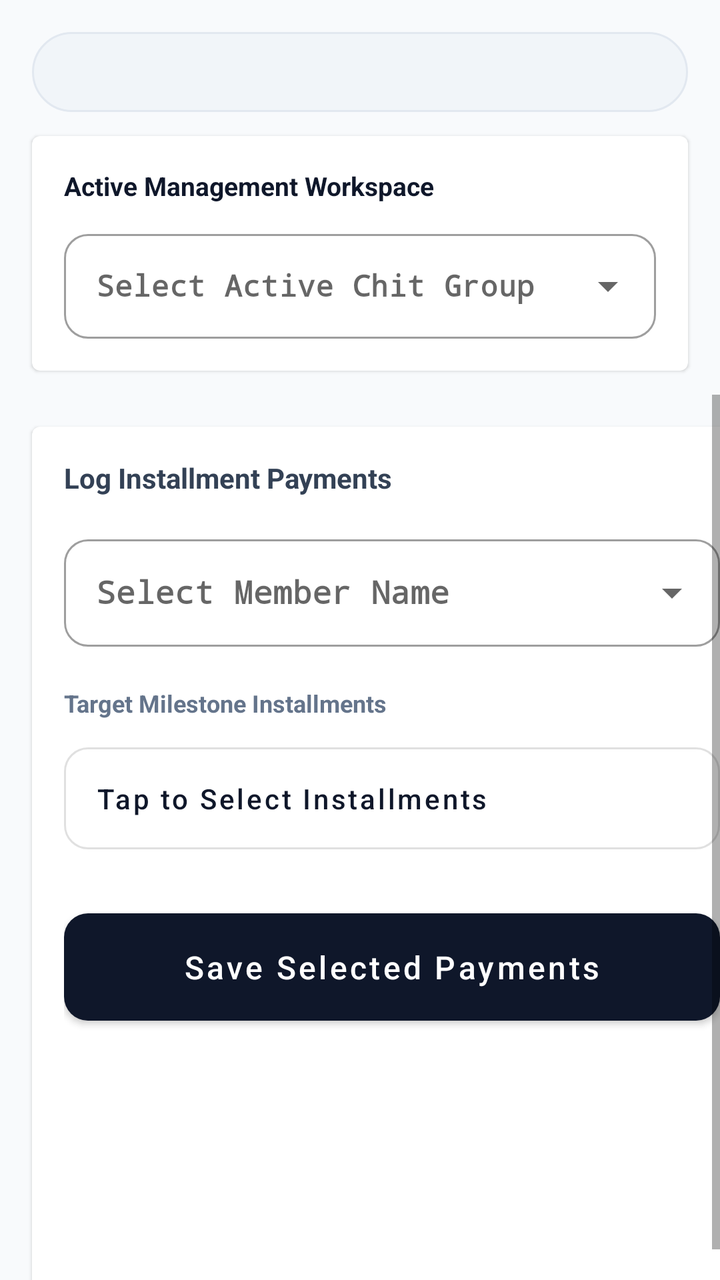
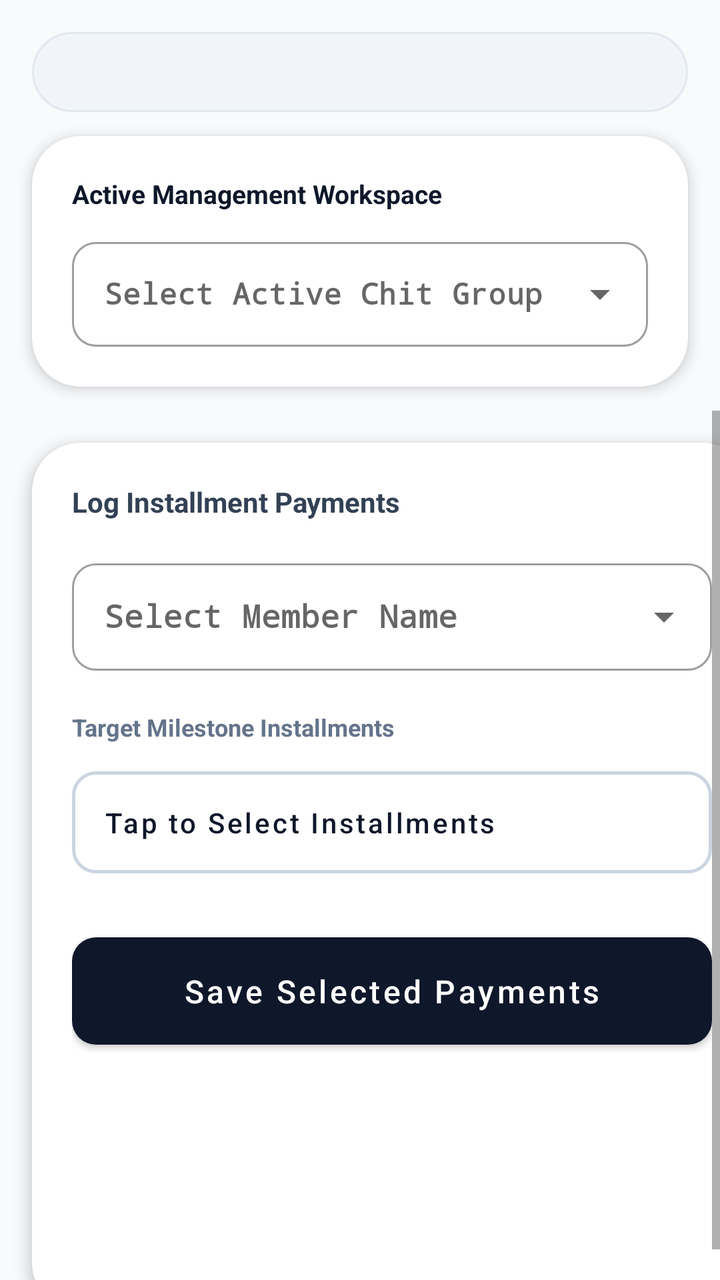

Before-and-after screenshots of an Android layout around one commit, followed by the original layout XML and the change that was made.
<!-- AndroidManifest.xml: application theme Theme.ChitFundManager -->
<!-- res/layout/activity_main.xml -->
<?xml version="1.0" encoding="utf-8"?>
<LinearLayout xmlns:android="http://schemas.android.com/apk/res/android"
    xmlns:app="http://app.android.com/apk/res-auto"
    android:layout_width="match_parent"
    android:layout_height="match_parent"
    android:background="#F8FAFC"
    android:orientation="vertical">

    
    <com.google.android.material.tabs.TabLayout
        android:id="@+id/premiumTabLayout"
        android:layout_width="match_parent"
        android:layout_height="40dp"
        android:layout_marginStart="16dp"
        android:layout_marginEnd="16dp"
        android:layout_marginTop="16dp"
        android:layout_marginBottom="12dp"
        android:background="@drawable/tab_background_pill"
        app:tabBackground="@android:color/transparent"
        app:tabIndicator="@drawable/tab_indicator_pill"
        app:tabIndicatorColor="#0F172A"
        app:tabIndicatorGravity="stretch"
        app:tabIndicatorHeight="40dp"
        app:tabMode="fixed"
        app:tabGravity="fill"
        app:tabSelectedTextColor="#FFFFFF"
        app:tabTextColor="#475569"
        app:tabTextAppearance="@style/PremiumTabTextStyle"
        app:tabRippleColor="@android:color/transparent"/>

    
    <com.google.android.material.card.MaterialCardView
        android:layout_width="match_parent"
        android:layout_height="wrap_content"
        android:layout_marginStart="16dp"
        android:layout_marginEnd="16dp"
        android:layout_marginBottom="12dp"
        app:cardCornerRadius="24dp"
        app:cardElevation="3dp"
        app:strokeWidth="0dp">

        <LinearLayout
            android:layout_width="match_parent"
            android:layout_height="wrap_content"
            android:orientation="vertical"
            android:padding="16dp">

            <TextView
                android:layout_width="wrap_content"
                android:layout_height="wrap_content"
                android:text="Active Management Workspace"
                android:textColor="#0F172A"
                android:textSize="13sp"
                android:textStyle="bold"
                android:layout_marginBottom="10dp" />

            <com.google.android.material.textfield.TextInputLayout
                style="@style/Widget.MaterialComponents.TextInputLayout.OutlinedBox.ExposedDropdownMenu"
                android:layout_width="match_parent"
                android:layout_height="wrap_content"
                android:hint="Select Active Chit Group">

                <AutoCompleteTextView
                    android:id="@+id/spChitSelector"
                    android:layout_width="match_parent"
                    android:layout_height="wrap_content"
                    android:inputType="none"
                    android:padding="16dp"
                    android:textSize="15sp"
                    android:fontFamily="monospace"
                    android:textStyle="bold"
                    android:textColor="#0F172A"
                    android:popupBackground="@drawable/dropdown_popup_bg" />
            </com.google.android.material.textfield.TextInputLayout>
        </LinearLayout>
    </com.google.android.material.card.MaterialCardView>

    
    <FrameLayout
        android:layout_width="match_parent"
        android:layout_height="match_parent">

        
        <ScrollView
            android:id="@+id/tabContainerCollect"
            android:layout_width="match_parent"
            android:layout_height="match_parent"
            android:fillViewport="true"
            android:visibility="visible">

            <com.google.android.material.card.MaterialCardView
                android:id="@+id/llFormContainer"
                android:layout_width="match_parent"
                android:layout_height="wrap_content"
                android:layout_margin="16dp"
                app:cardCornerRadius="24dp"
                app:cardElevation="3dp"
                app:strokeWidth="0dp">

                <LinearLayout
                    android:layout_width="match_parent"
                    android:layout_height="wrap_content"
                    android:orientation="vertical"
                    android:padding="16dp">

                    <TextView
                        android:layout_width="wrap_content"
                        android:layout_height="wrap_content"
                        android:text="Log Installment Payments"
                        android:textColor="#334155"
                        android:textSize="14sp"
                        android:textStyle="bold"
                        android:layout_marginBottom="16dp" />

                    <com.google.android.material.textfield.TextInputLayout
                        style="@style/Widget.MaterialComponents.TextInputLayout.OutlinedBox.ExposedDropdownMenu"
                        android:layout_width="match_parent"
                        android:layout_height="wrap_content"
                        android:layout_marginBottom="20dp"
                        android:hint="Select Member Name">

                        <AutoCompleteTextView
                            android:id="@+id/spMembers"
                            android:layout_width="match_parent"
                            android:layout_height="wrap_content"
                            android:inputType="none"
                            android:padding="16dp"
                            android:fontFamily="monospace"
                            android:textStyle="bold"
                            android:textColor="#0F172A"
                            android:popupBackground="@drawable/dropdown_popup_bg" />
                    </com.google.android.material.textfield.TextInputLayout>

                    <TextView
                        android:layout_width="wrap_content"
                        android:layout_height="wrap_content"
                        android:text="Target Milestone Installments"
                        android:textColor="#64748B"
                        android:textSize="12sp"
                        android:textStyle="bold"
                        android:layout_marginBottom="8dp" />

                    <com.google.android.material.button.MaterialButton
                        android:id="@+id/btnSelectInstallments"
                        style="@style/Widget.MaterialComponents.Button.OutlinedButton"
                        android:layout_width="match_parent"
                        android:layout_height="wrap_content"
                        android:layout_marginBottom="20dp"
                        android:text="Tap to Select Installments"
                        android:textColor="#0F172A"
                        android:gravity="start|center_vertical"
                        android:padding="16dp"
                        android:textAllCaps="false"
                        app:strokeColor="#CBD5E1"
                        app:strokeWidth="1.5dp"
                        app:cornerRadius="10dp" />

                    <com.google.android.material.button.MaterialButton
                        android:id="@+id/btnAddInstallment"
                        android:layout_width="match_parent"
                        android:layout_height="wrap_content"
                        android:text="Save Selected Payments"
                        android:textAllCaps="false"
                        android:textSize="16sp"
                        android:padding="16dp"
                        app:backgroundTint="#0F172A"
                        app:cornerRadius="10dp" />
                </LinearLayout>
            </com.google.android.material.card.MaterialCardView>
        </ScrollView>

        
        <ScrollView
            android:id="@+id/tabContainerMatrix"
            android:layout_width="match_parent"
            android:layout_height="match_parent"
            android:fillViewport="true"
            android:visibility="gone">

            <com.google.android.material.card.MaterialCardView
                android:layout_width="match_parent"
                android:layout_height="wrap_content"
                android:layout_margin="16dp"
                app:cardCornerRadius="24dp"
                app:cardElevation="3dp"
                app:strokeWidth="0dp">

                <LinearLayout
                    android:layout_width="match_parent"
                    android:layout_height="wrap_content"
                    android:orientation="vertical"
                    android:padding="16dp">

                    <TextView
                        android:id="@+id/tvFundTitle"
                        android:layout_width="match_parent"
                        android:layout_height="wrap_content"
                        android:textSize="18sp"
                        android:fontFamily="monospace"
                        android:textStyle="bold"
                        android:textColor="#0F172A"
                        android:layout_marginBottom="12dp" />

                    <com.google.android.material.button.MaterialButton
                        android:id="@+id/btnToggleMatrixOrientation"
                        style="@style/Widget.MaterialComponents.Button.OutlinedButton"
                        android:layout_width="wrap_content"
                        android:layout_height="wrap_content"
                        android:layout_marginBottom="18dp"
                        android:text="View Vertically (Scroll Down)"
                        android:textAllCaps="false"
                        android:textColor="#0F172A"
                        android:textSize="13sp"
                        app:strokeColor="#CBD5E1"
                        app:strokeWidth="1.5dp"
                        app:cornerRadius="20dp"
                        app:icon="@android:drawable/ic_menu_sort_by_size"
                        app:iconTint="#0F172A" />

                    <HorizontalScrollView
                        android:layout_width="match_parent"
                        android:layout_height="wrap_content">
                        <TableLayout
                            android:id="@+id/tlFundTable"
                            android:layout_width="wrap_content"
                            android:layout_height="wrap_content"
                            android:stretchColumns="*" />
                    </HorizontalScrollView>
                </LinearLayout>
            </com.google.android.material.card.MaterialCardView>
        </ScrollView>

        
        <ScrollView
            android:id="@+id/tabContainerLedger"
            android:layout_width="match_parent"
            android:layout_height="match_parent"
            android:fillViewport="true"
            android:visibility="gone">

            <com.google.android.material.card.MaterialCardView
                android:layout_width="match_parent"
                android:layout_height="wrap_content"
                android:layout_margin="16dp"
                app:cardCornerRadius="24dp"
                app:cardElevation="3dp"
                app:strokeWidth="0dp">

                <LinearLayout
                    android:layout_width="match_parent"
                    android:layout_height="wrap_content"
                    android:orientation="vertical"
                    android:padding="16dp">

                    <TextView
                        android:layout_width="wrap_content"
                        android:layout_height="wrap_content"
                        android:text="Transaction History Ledger"
                        android:textSize="18sp"
                        android:textStyle="bold"
                        android:textColor="#0F172A"
                        android:layout_marginBottom="14dp"/>

                    <com.google.android.material.textfield.TextInputLayout
                        style="@style/Widget.MaterialComponents.TextInputLayout.OutlinedBox.ExposedDropdownMenu"
                        android:layout_width="match_parent"
                        android:layout_height="wrap_content"
                        android:layout_marginBottom="16dp"
                        android:hint="Filter Ledger by Group">

                        <AutoCompleteTextView
                            android:id="@+id/spHistoryFilter"
                            android:layout_width="match_parent"
                            android:layout_height="wrap_content"
                            android:inputType="none"
                            android:padding="16dp"
                            android:fontFamily="monospace"
                            android:textStyle="bold"
                            android:textColor="#0F172A"
                            android:popupBackground="@drawable/dropdown_popup_bg" />
                    </com.google.android.material.textfield.TextInputLayout>

                    <TextView
                        android:id="@+id/tvHistorySummary"
                        android:layout_width="match_parent"
                        android:layout_height="wrap_content"
                        android:background="#F8FAFC"
                        android:padding="14dp"
                        android:textColor="#334155"
                        android:textStyle="bold"
                        android:textSize="13sp"
                        android:layout_marginBottom="18dp"/>

                    <HorizontalScrollView
                        android:layout_width="match_parent"
                        android:layout_height="wrap_content">
                        <TableLayout
                            android:id="@+id/tlHistoryTable"
                            android:layout_width="wrap_content"
                            android:layout_height="wrap_content"
                            android:stretchColumns="*" />
                    </HorizontalScrollView>
                </LinearLayout>
            </com.google.android.material.card.MaterialCardView>
        </ScrollView>

        
        <ScrollView
            android:id="@+id/tabContainerAdvances"
            android:layout_width="match_parent"
            android:layout_height="match_parent"
            android:fillViewport="true"
            android:visibility="gone">

            <com.google.android.material.card.MaterialCardView
                android:layout_width="match_parent"
                android:layout_height="wrap_content"
                android:layout_margin="16dp"
                app:cardCornerRadius="24dp"
                app:cardElevation="3dp"
                app:strokeWidth="0dp">

                <LinearLayout
                    android:layout_width="match_parent"
                    android:layout_height="wrap_content"
                    android:orientation="vertical"
                    android:padding="16dp">

                    <TextView
                        android:layout_width="wrap_content"
                        android:layout_height="wrap_content"
                        android:text="Recorded Member Advances"
                        android:textSize="18sp"
                        android:textStyle="bold"
                        android:textColor="#0F172A"
                        android:layout_marginBottom="14dp"/>

                    <HorizontalScrollView
                        android:layout_width="match_parent"
                        android:layout_height="wrap_content">
                        <TableLayout
                            android:id="@+id/tlAdvancesTable"
                            android:layout_width="wrap_content"
                            android:layout_height="wrap_content"
                            android:stretchColumns="*" />
                    </HorizontalScrollView>
                </LinearLayout>
            </com.google.android.material.card.MaterialCardView>
        </ScrollView>
    </FrameLayout>
</LinearLayout>
<!-- resources referenced by this layout -->
<resources>
  <!-- drawable dropdown_popup_bg (drawable) -->
  <?xml version="1.0" encoding="utf-8"?>
  <shape xmlns:android="http://schemas.android.com/apk/res/android"
      android:shape="rectangle">
      <solid android:color="#FFFFFF" />
      <corners android:radius="12dp" />
      <stroke android:width="1dp" android:color="#E0E0E0" />
  </shape>
  <!-- drawable tab_background_pill (drawable) -->
  <?xml version="1.0" encoding="utf-8"?>
  <shape xmlns:android="http://schemas.android.com/apk/res/android"
      android:shape="rectangle">
      <solid android:color="#F1F5F9" />
      <corners android:radius="24dp" />
      <stroke android:width="1dp" android:color="#E2E8F0" />
  </shape>
  <!-- drawable tab_indicator_pill (drawable) -->
  <?xml version="1.0" encoding="utf-8"?>
  <shape xmlns:android="http://schemas.android.com/apk/res/android"
      android:shape="rectangle">
      <solid android:color="#0F172A" />
      <corners android:radius="24dp" />
  </shape>
  <style name="PremiumTabTextStyle" parent="TextAppearance.Design.Tab">
          
          <item name="android:textSize">12sp</item>
          <item name="android:textStyle">bold</item>
          <item name="android:textAllCaps">false</item>
      </style>
  <style name="Theme.ChitFundManager" parent="Theme.MaterialComponents.Light.DarkActionBar">
          <item name="colorPrimary">#0F172A</item>
          <item name="colorPrimaryDark">#020617</item>
          <item name="colorAccent">#10B981</item>
          
          <item name="android:windowBackground">#F8FAFC</item>
          <item name="cardBackgroundColor">#FFFFFF</item>
  
          <item name="materialAlertDialogTheme">@style/PremiumRoundedAlertDialogTheme</item>
          <item name="shapeAppearanceSmallComponent">@style/PremiumRoundedComponentsSmall</item>
      </style>
  <style name="PremiumRoundedAlertDialogTheme" parent="Theme.MaterialComponents.Light.Dialog.Alert">
          <item name="shapeAppearanceOverlay">@style/PremiumAlertDialogShape</item>
          <item name="backgroundTint">#FFFFFF</item>
      </style>
  <style name="PremiumRoundedComponentsSmall" parent="ShapeAppearance.MaterialComponents.SmallComponent">
          <item name="cornerSize">12dp</item>
      </style>
  <style name="PremiumAlertDialogShape" parent="ShapeAppearance.MaterialComponents.MediumComponent">
          <item name="cornerSize">16dp</item>
      </style>
</resources>

<!-- the commit's change to res/layout/activity_main.xml (unified diff, before → after) -->
@@ -1,12 +1,11 @@
 <?xml version="1.0" encoding="utf-8"?>
 <LinearLayout xmlns:android="http://schemas.android.com/apk/res/android"
-    xmlns:app="http://app.android.com/apk/res-auto"
+    xmlns:app="http://schemas.android.com/apk/res-auto"
     android:layout_width="match_parent"
     android:layout_height="match_parent"
     android:background="#F8FAFC"
     android:orientation="vertical">
 
-    
     <com.google.android.material.tabs.TabLayout
         android:id="@+id/premiumTabLayout"
         android:layout_width="match_parent"
@@ -28,7 +27,6 @@
         app:tabTextAppearance="@style/PremiumTabTextStyle"
         app:tabRippleColor="@android:color/transparent"/>
 
-    
     <com.google.android.material.card.MaterialCardView
         android:layout_width="match_parent"
         android:layout_height="wrap_content"
@@ -36,14 +34,15 @@
         android:layout_marginEnd="16dp"
         android:layout_marginBottom="12dp"
         app:cardCornerRadius="24dp"
-        app:cardElevation="3dp"
+        app:cardElevation="4dp"
+        app:cardPreventCornerOverlap="true"
         app:strokeWidth="0dp">
 
         <LinearLayout
             android:layout_width="match_parent"
             android:layout_height="wrap_content"
             android:orientation="vertical"
-            android:padding="16dp">
+            android:padding="20dp">
 
             <TextView
                 android:layout_width="wrap_content"
@@ -58,7 +57,11 @@
                 style="@style/Widget.MaterialComponents.TextInputLayout.OutlinedBox.ExposedDropdownMenu"
                 android:layout_width="match_parent"
                 android:layout_height="wrap_content"
-                android:hint="Select Active Chit Group">
+                android:hint="Select Active Chit Group"
+                app:boxCornerRadiusTopStart="12dp"
+                app:boxCornerRadiusTopEnd="12dp"
+                app:boxCornerRadiusBottomStart="12dp"
+                app:boxCornerRadiusBottomEnd="12dp">
 
                 <AutoCompleteTextView
                     android:id="@+id/spChitSelector"
@@ -75,12 +78,10 @@
         </LinearLayout>
     </com.google.android.material.card.MaterialCardView>
 
-    
     <FrameLayout
         android:layout_width="match_parent"
         android:layout_height="match_parent">
 
-        
         <ScrollView
             android:id="@+id/tabContainerCollect"
             android:layout_width="match_parent"
@@ -94,14 +95,15 @@
                 android:layout_height="wrap_content"
                 android:layout_margin="16dp"
                 app:cardCornerRadius="24dp"
-                app:cardElevation="3dp"
+                app:cardElevation="4dp"
+                app:cardPreventCornerOverlap="true"
                 app:strokeWidth="0dp">
 
                 <LinearLayout
                     android:layout_width="match_parent"
                     android:layout_height="wrap_content"
                     android:orientation="vertical"
-                    android:padding="16dp">
+                    android:padding="20dp">
 
                     <TextView
                         android:layout_width="wrap_content"
@@ -117,7 +119,11 @@
                         android:layout_width="match_parent"
                         android:layout_height="wrap_content"
                         android:layout_marginBottom="20dp"
-                        android:hint="Select Member Name">
+                        android:hint="Select Member Name"
+                        app:boxCornerRadiusTopStart="12dp"
+                        app:boxCornerRadiusTopEnd="12dp"
+                        app:boxCornerRadiusBottomStart="12dp"
+                        app:boxCornerRadiusBottomEnd="12dp">
 
                         <AutoCompleteTextView
                             android:id="@+id/spMembers"
@@ -153,7 +159,7 @@
                         android:textAllCaps="false"
                         app:strokeColor="#CBD5E1"
                         app:strokeWidth="1.5dp"
-                        app:cornerRadius="10dp" />
+                        app:cornerRadius="12dp" />
 
                     <com.google.android.material.button.MaterialButton
                         android:id="@+id/btnAddInstallment"
@@ -164,12 +170,11 @@
                         android:textSize="16sp"
                         android:padding="16dp"
                         app:backgroundTint="#0F172A"
-                        app:cornerRadius="10dp" />
+                        app:cornerRadius="12dp" />
                 </LinearLayout>
             </com.google.android.material.card.MaterialCardView>
         </ScrollView>
 
-        
         <ScrollView
             android:id="@+id/tabContainerMatrix"
             android:layout_width="match_parent"
@@ -182,14 +187,15 @@
                 android:layout_height="wrap_content"
                 android:layout_margin="16dp"
                 app:cardCornerRadius="24dp"
-                app:cardElevation="3dp"
+                app:cardElevation="4dp"
+                app:cardPreventCornerOverlap="true"
                 app:strokeWidth="0dp">
 
                 <LinearLayout
                     android:layout_width="match_parent"
                     android:layout_height="wrap_content"
                     android:orientation="vertical"
-                    android:padding="16dp">
+                    android:padding="20dp">
 
                     <TextView
                         android:id="@+id/tvFundTitle"
@@ -230,7 +236,6 @@
             </com.google.android.material.card.MaterialCardView>
         </ScrollView>
 
-        
         <ScrollView
             android:id="@+id/tabContainerLedger"
             android:layout_width="match_parent"
@@ -243,14 +248,15 @@
                 android:layout_height="wrap_content"
                 android:layout_margin="16dp"
                 app:cardCornerRadius="24dp"
-                app:cardElevation="3dp"
+                app:cardElevation="4dp"
+                app:cardPreventCornerOverlap="true"
                 app:strokeWidth="0dp">
 
                 <LinearLayout
                     android:layout_width="match_parent"
                     android:layout_height="wrap_content"
                     android:orientation="vertical"
-                    android:padding="16dp">
+                    android:padding="20dp">
 
                     <TextView
                         android:layout_width="wrap_content"
@@ -266,7 +272,11 @@
                         android:layout_width="match_parent"
                         android:layout_height="wrap_content"
                         android:layout_marginBottom="16dp"
-                        android:hint="Filter Ledger by Group">
+                        android:hint="Filter Ledger by Group"
+                        app:boxCornerRadiusTopStart="12dp"
+                        app:boxCornerRadiusTopEnd="12dp"
+                        app:boxCornerRadiusBottomStart="12dp"
+                        app:boxCornerRadiusBottomEnd="12dp">
 
                         <AutoCompleteTextView
                             android:id="@+id/spHistoryFilter"
@@ -304,7 +314,6 @@
             </com.google.android.material.card.MaterialCardView>
         </ScrollView>
 
-        
         <ScrollView
             android:id="@+id/tabContainerAdvances"
             android:layout_width="match_parent"
@@ -317,14 +326,15 @@
                 android:layout_height="wrap_content"
                 android:layout_margin="16dp"
                 app:cardCornerRadius="24dp"
-                app:cardElevation="3dp"
+                app:cardElevation="4dp"
+                app:cardPreventCornerOverlap="true"
                 app:strokeWidth="0dp">
 
                 <LinearLayout
                     android:layout_width="match_parent"
                     android:layout_height="wrap_content"
                     android:orientation="vertical"
-                    android:padding="16dp">
+                    android:padding="20dp">
 
                     <TextView
                         android:layout_width="wrap_content"
